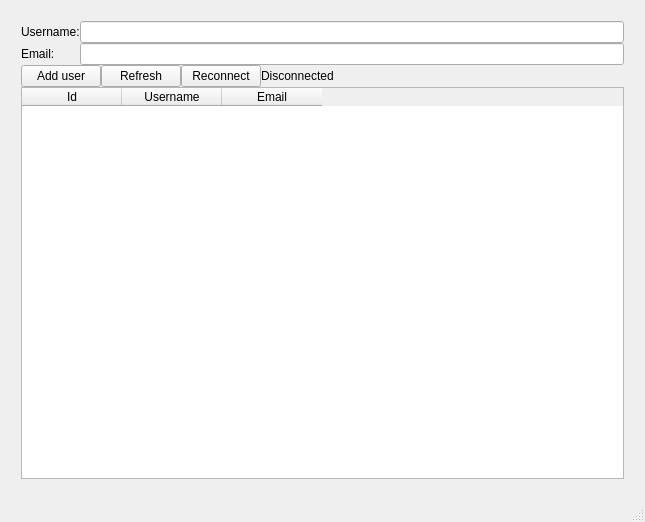
Above: client/mainwindow.ui from 5afar/stcv2 before the change. Below: the same form after it.
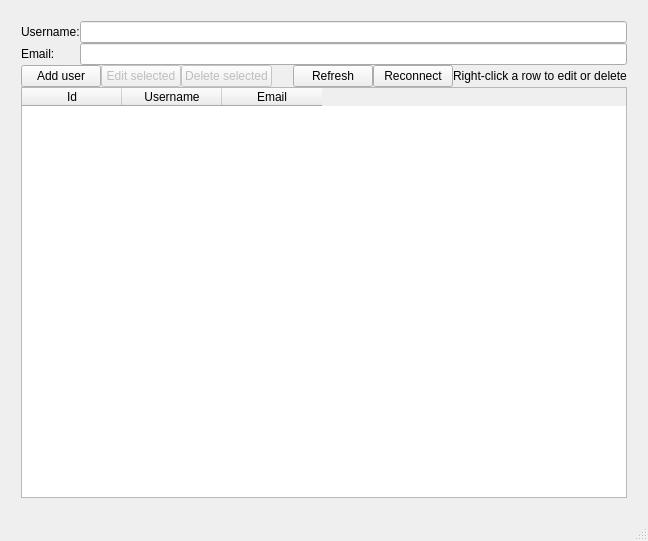
That is the form after the change.

Commit message: add update and delete user method to database

The edit to the form file:
```diff
--- a/client/mainwindow.ui
+++ b/client/mainwindow.ui
@@ -6,8 +6,8 @@
    <rect>
     <x>0</x>
     <y>0</y>
-    <width>645</width>
-    <height>522</height>
+    <width>648</width>
+    <height>541</height>
    </rect>
   </property>
   <property name="sizePolicy">
@@ -83,6 +83,39 @@
           </property>
          </widget>
         </item>
+        <item>
+         <widget class="QPushButton" name="editButton">
+          <property name="enabled">
+           <bool>false</bool>
+          </property>
+          <property name="text">
+           <string>Edit selected</string>
+          </property>
+         </widget>
+        </item>
+        <item>
+         <widget class="QPushButton" name="deleteButton">
+          <property name="enabled">
+           <bool>false</bool>
+          </property>
+          <property name="text">
+           <string>Delete selected</string>
+          </property>
+         </widget>
+        </item>
+        <item>
+         <spacer name="horizontalSpacer">
+          <property name="orientation">
+           <enum>Qt::Orientation::Horizontal</enum>
+          </property>
+          <property name="sizeHint" stdset="0">
+           <size>
+            <width>40</width>
+            <height>20</height>
+           </size>
+          </property>
+         </spacer>
+        </item>
         <item>
          <widget class="QPushButton" name="refreshButton">
           <property name="sizePolicy">
@@ -118,7 +151,7 @@
            </sizepolicy>
           </property>
           <property name="text">
-           <string>Disconnected</string>
+           <string>Right-click a row to edit or delete</string>
           </property>
          </widget>
         </item>
```
Left out of the diff: 2 changed lines with no effect on the pictures. The commit also changes 2 other files.
